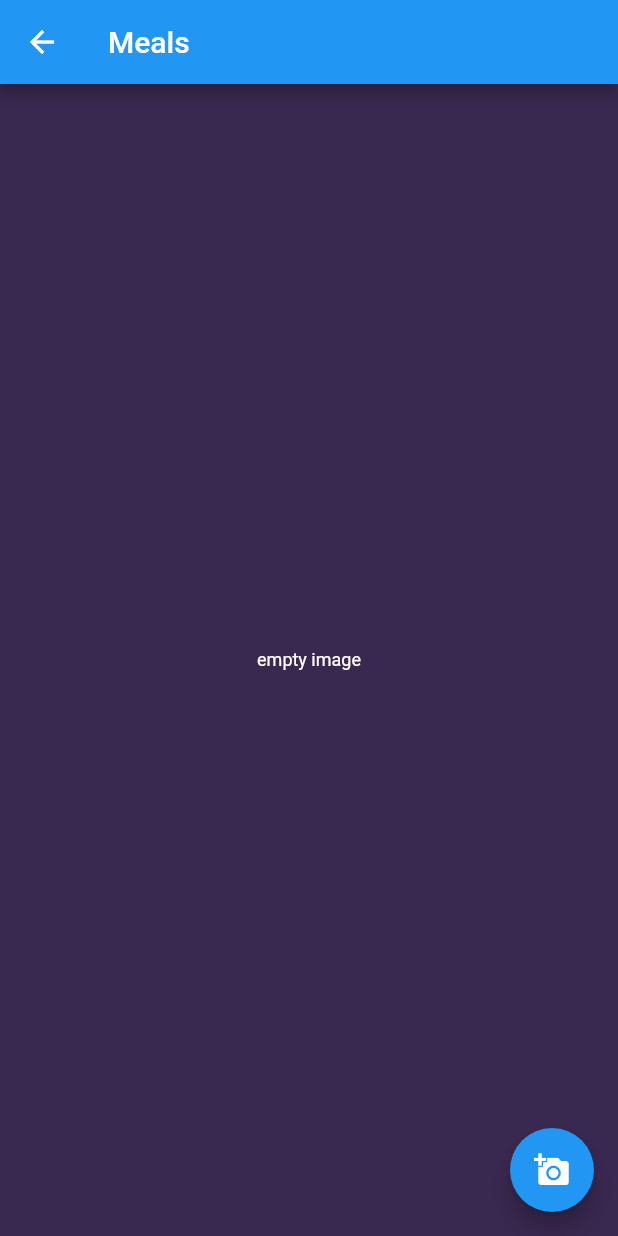
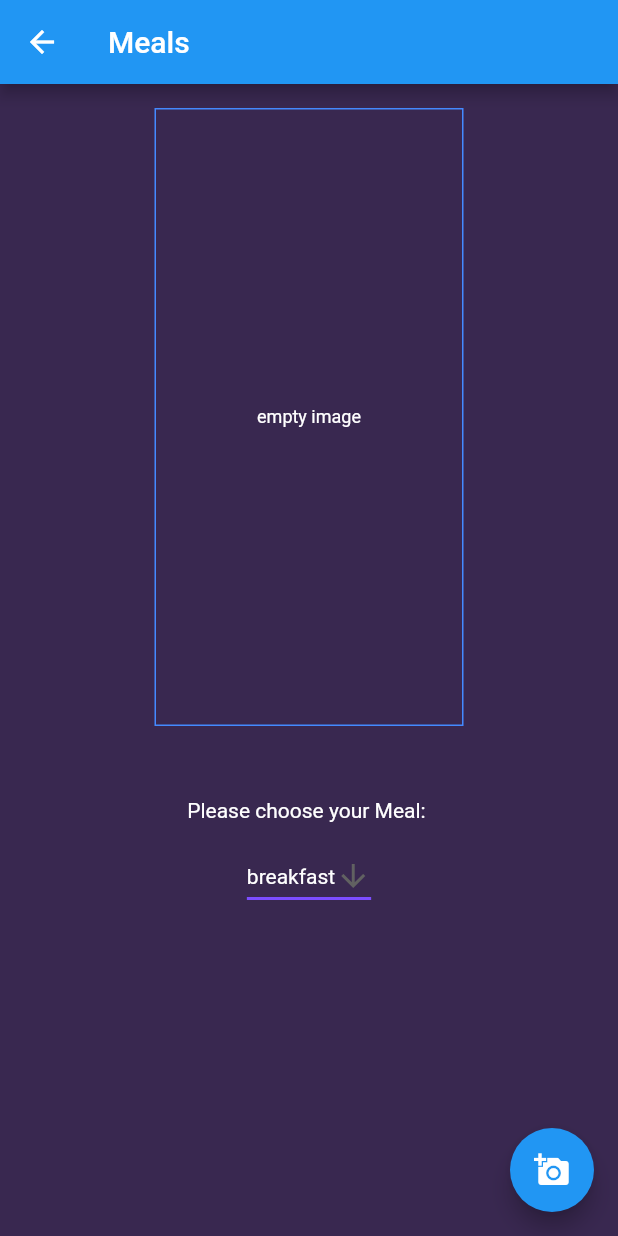
Before and after one commit to pemocarlo/diabapp, a Flutter app: the Meal screen opened by its route, on a phone screen of 412 x 824 dp. Run offline on Flutter 3.47's test engine with Material 2 defaults, Android fonts, the phone set to English and light mode, and no system bars; our stand-ins replace google_fonts, image_picker.

Commit message:
Add dropdown to meals page

```diff
--- a/lib/pages/meal.dart
+++ b/lib/pages/meal.dart
@@ -1,6 +1,7 @@
 import 'dart:io';
 import 'package:flutter/material.dart';
 import 'package:image_picker/image_picker.dart';
+import 'package:diabapp/widgets/index.dart';
 
 class Meal extends StatefulWidget {
   @override
@@ -26,13 +27,34 @@ class _MealState extends State<Meal> {
       appBar: AppBar(
         title: Text("Meals"),
       ),
-      body: Center(
-        child: _image == null
-            ? Text(
-                "empty image",
-                style: TextStyle(color: Colors.white, fontSize: 12),
-              )
-            : Image.file(_image),
+      body: Container(
+        child: Center(
+          child: Column(
+            children: [
+              Container(
+                margin: EdgeInsets.all(16.0),
+                width: MediaQuery.of(context).size.width * 0.5,
+                height: MediaQuery.of(context).size.height * 0.5,
+                decoration:
+                    BoxDecoration(border: Border.all(color: Colors.blueAccent)),
+                child: _image == null
+                    ? Center(
+                        child: Text(
+                          "empty image",
+                          style: TextStyle(color: Colors.white, fontSize: 12),
+                        ),
+                      )
+                    : Image.file(
+                        _image,
+                      ),
+              ),
+              Container(
+                padding: new EdgeInsets.all(16.0),
+              ),
+              DropdownMenu(),
+            ],
+          ),
+        ),
       ),
       floatingActionButton: FloatingActionButton(
           onPressed: getImage,
--- /dev/null
+++ b/lib/widgets/dropdown.dart
@@ -0,0 +1,61 @@
+import 'package:flutter/material.dart';
+
+class DropdownMenu extends StatefulWidget {
+  DropdownMenu({Key key}) : super(key: key);
+
+  @override
+  _DropdownMenuState createState() => _DropdownMenuState();
+}
+
+class _DropdownMenuState extends State<DropdownMenu> {
+  String dropdownValue = 'breakfast';
+
+  @override
+  Widget build(BuildContext context) {
+    return Container(
+      child: Column(
+        children: <Widget>[
+          Text(
+            "Please choose your Meal: ",
+            style: TextStyle(
+              color: Colors.white,
+            ),
+          ),
+          Container(
+            padding: new EdgeInsets.all(6.0),
+          ),
+          DropdownButton<String>(
+            value: dropdownValue,
+            icon: Icon(Icons.arrow_downward),
+            iconSize: 24,
+            elevation: 16,
+            style: TextStyle(color: Colors.white),
+            dropdownColor: Color(0xff392850),
+            underline: Container(
+              height: 2,
+              color: Colors.deepPurpleAccent,
+            ),
+            onChanged: (String newValue) {
+              setState(() {
+                dropdownValue = newValue;
+              });
+            },
+            items: <String>[
+              'breakfast',
+              'brunch',
+              'lunch',
+              'tea',
+              'supper',
+              'dinner'
+            ].map<DropdownMenuItem<String>>((String value) {
+              return DropdownMenuItem<String>(
+                value: value,
+                child: Text(value),
+              );
+            }).toList(),
+          ),
+        ],
+      ),
+    );
+  }
+}
--- a/lib/widgets/index.dart
+++ b/lib/widgets/index.dart
@@ -4,3 +4,4 @@ export 'index.dart';
 export 'maindrawer.dart';
 export 'schedule.dart';
 export 'personaldata.dart';
+export 'dropdown.dart';
--- a/lib/widgets/maindrawer.dart
+++ b/lib/widgets/maindrawer.dart
@@ -44,8 +44,7 @@ class MainDrawer extends StatelessWidget {
           ListTile(
             title: Text("Personal Data",
                 style: TextStyle(color: Colors.black, fontSize: 18)),
-            onTap: () {
-            },
+            onTap: () {},
           ),
           ListTile(
             title: Text("Schedule",
```
